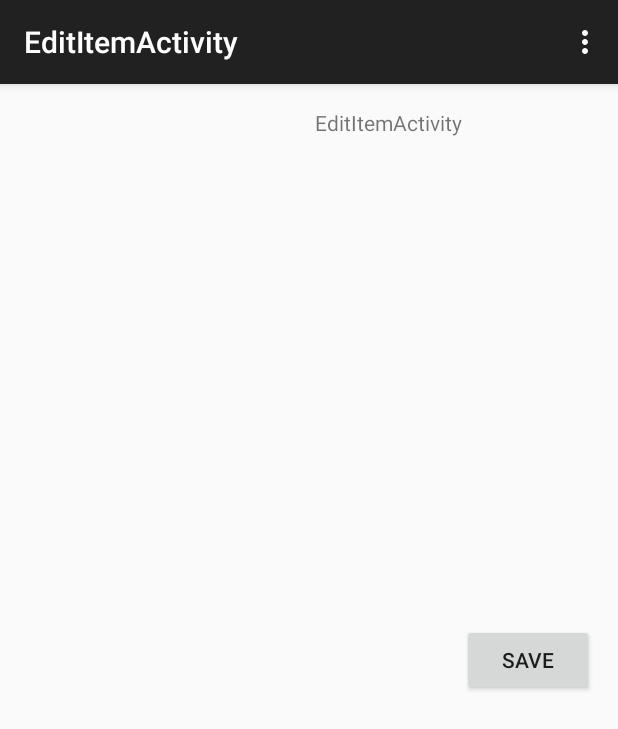
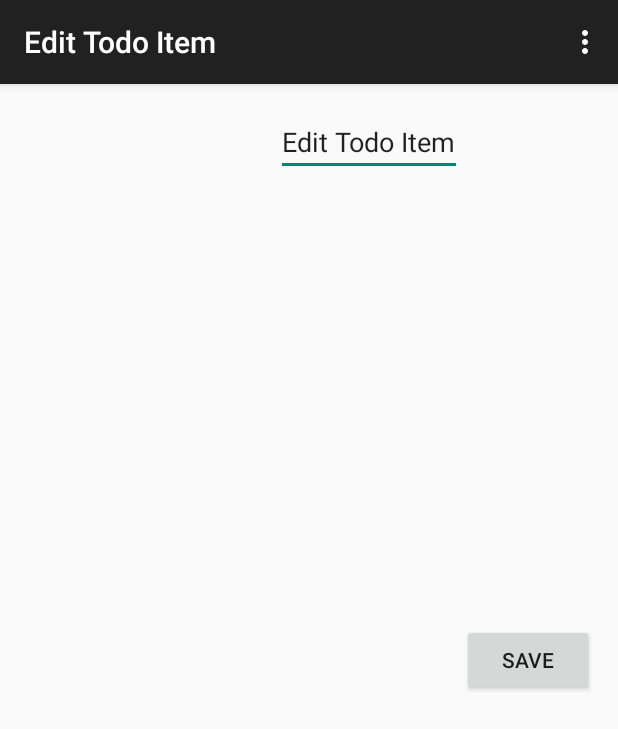
Before and after one commit to jcj52436999/SimpleTodo, an Android app: the EditItemActivity screen opened directly, with no data from a screen before it, on a phone screen of 412 x 824 dp. Shown: the top 729 px of the screen. Run offline under Robolectric (Android 15) with nearby library versions, the phone set to English and light mode, and no system bars.

Commit message:
a relabeling and more commenting yet

```diff
--- a/app/src/main/res/layout/activity_edit_item.xml
+++ b/app/src/main/res/layout/activity_edit_item.xml
@@ -6,17 +6,20 @@
     android:paddingBottom="@dimen/activity_vertical_margin"
     tools:context="com.codepath.simpletodo.EditItemActivity">
 
-    <TextView android:text="@string/title_activity_edit_item" android:layout_width="wrap_content"
+    <EditText
+        android:id="@+id/newTodoItem"
+        android:text="@string/title_activity_edit_item"
+        android:layout_width="wrap_content"
         android:layout_height="wrap_content"
-        android:layout_toLeftOf="@+id/buttonSave"
-        android:layout_toStartOf="@+id/buttonSave" />
+        android:layout_toLeftOf="@+id/btnSaveNewTodoItem"
+        android:layout_toStartOf="@+id/btnSaveNewTodoItem" />
 
 
     <Button
+        android:id="@+id/btnSaveNewTodoItem"
         android:layout_width="wrap_content"
         android:layout_height="wrap_content"
         android:text="@string/save_button"
-        android:id="@+id/buttonSave"
         android:layout_centerVertical="true"
         android:layout_alignParentRight="true"
         android:layout_alignParentEnd="true"
--- a/app/src/main/res/values/strings.xml
+++ b/app/src/main/res/values/strings.xml
@@ -3,7 +3,7 @@
 
     <string name="hello_world">Hello world!</string>
     <string name="action_settings">Settings</string>
-    <string name="title_activity_edit_item">EditItemActivity</string>
+    <string name="title_activity_edit_item">Edit Todo Item</string>
     <string name="save_button">Save</string>
 
 </resources>
```
Also changed, not shown: app/src/main/java/com/codepath/simpletodo/EditItemActivity.java (+15 -1 lines), app/src/main/java/com/codepath/simpletodo/MainActivity.java (+2 -13 lines).
